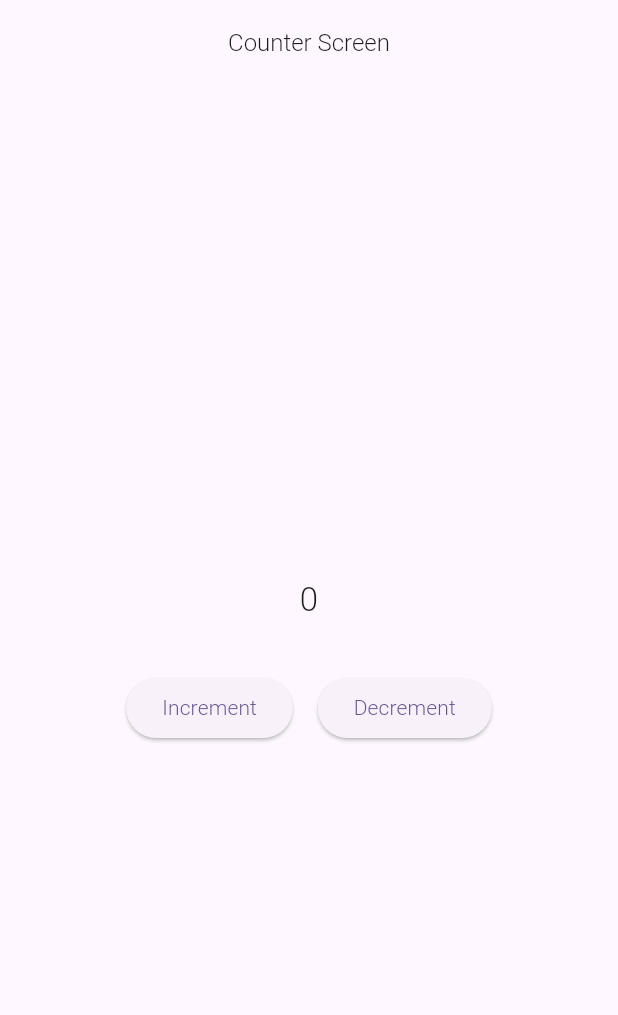
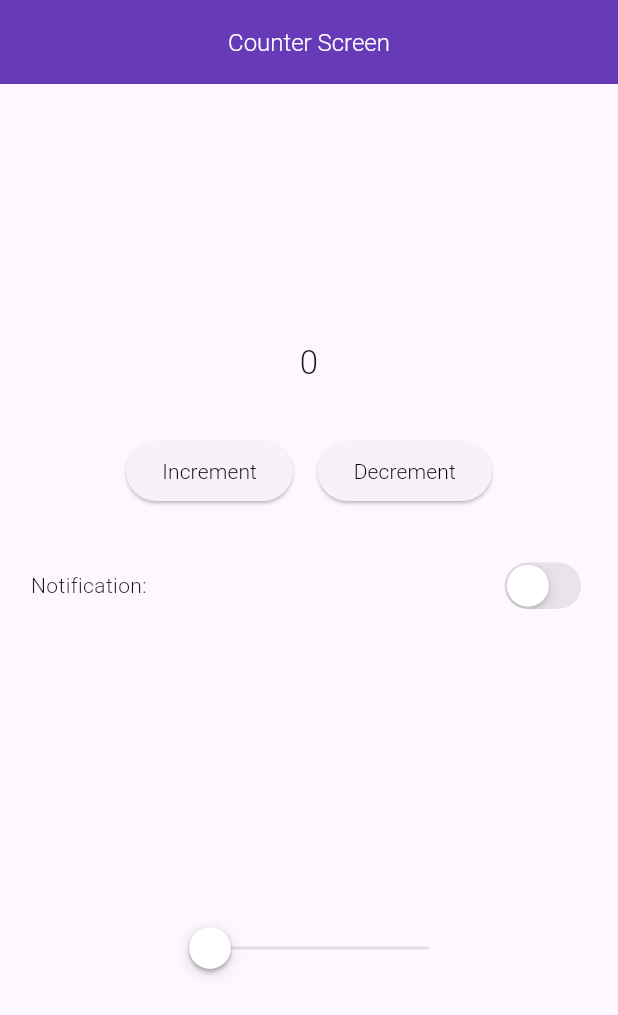
Before and after one commit to AjmianurRahman/Bloc-RoadMap, a Flutter app: the screen it shows after launch, on a phone screen of 412 x 824 dp. Shown: the top 1015 px of the screen. Run offline on Flutter 3.47's test engine with Material 3 defaults, Android fonts, the phone set to English and light mode, and no system bars; our stand-ins replace bloc, equatable, flutter_bloc.

Commit message:
Switch and Slider

```diff
--- /dev/null
+++ b/lib/Bloc/switch bloc/switch_bloc.dart
@@ -0,0 +1,19 @@
+import 'package:bloc/bloc.dart';
+import 'package:block_roadmap/Bloc/switch%20bloc/switch_event.dart';
+import 'package:block_roadmap/Bloc/switch%20bloc/switch_state.dart';
+
+class SwitchBloc extends Bloc<SwitchEvents, SwitchState> {
+  SwitchBloc() : super(SwitchState()) {
+    on<EnableOrDisableNotification>(_enableOrDisableNotification);
+    on<SliderEvent>(_slider);
+  }
+
+  void _enableOrDisableNotification(
+      EnableOrDisableNotification event, Emitter<SwitchState> emit) {
+    emit(state.copyWith(isSwitch: !state.isSwitch));
+  }
+
+  void _slider(SliderEvent event, Emitter<SwitchState> emit) {
+    emit(state.copyWith(slider: event.slider));
+  }
+}
--- /dev/null
+++ b/lib/Bloc/switch bloc/switch_event.dart
@@ -0,0 +1,21 @@
+import 'package:equatable/equatable.dart';
+
+abstract class SwitchEvents extends Equatable{
+
+  const SwitchEvents();
+
+  @override
+  List<Object> get props =>[];
+
+}
+
+class EnableOrDisableNotification extends SwitchEvents{}
+
+class SliderEvent extends SwitchEvents{
+  double slider ;
+
+  SliderEvent({required this.slider});
+
+  @override
+  List<Object> get props => [slider];
+}
--- /dev/null
+++ b/lib/Bloc/switch bloc/switch_state.dart
@@ -0,0 +1,26 @@
+
+
+import 'package:equatable/equatable.dart';
+
+class SwitchState extends Equatable{
+
+  bool isSwitch;
+  double slider;
+
+  SwitchState({
+    this.isSwitch= false,
+    this.slider= 0.0
+  });
+
+ SwitchState copyWith({bool? isSwitch, double? slider}){
+    return SwitchState(
+      isSwitch: isSwitch ?? this.isSwitch,
+      slider: slider ?? this.slider
+    );
+ }
+
+  @override
+  // TODO: implement props
+  List<Object?> get props => [isSwitch, slider];
+
+}
--- a/lib/Ui/counter_screen.dart
+++ b/lib/Ui/counter_screen.dart
@@ -1,7 +1,11 @@
 import 'package:block_roadmap/Bloc/counter/counter_bloc.dart';
 import 'package:block_roadmap/Bloc/counter/counter_event.dart';
 import 'package:block_roadmap/Bloc/counter/counter_state.dart';
+import 'package:block_roadmap/Bloc/switch%20bloc/switch_bloc.dart';
+import 'package:block_roadmap/Bloc/switch%20bloc/switch_event.dart';
+import 'package:block_roadmap/Bloc/switch%20bloc/switch_state.dart';
 import 'package:block_roadmap/Components/text300.dart';
+import 'package:flutter/cupertino.dart';
 import 'package:flutter/material.dart';
 import 'package:flutter_bloc/flutter_bloc.dart';
 
@@ -17,7 +21,12 @@ class _CounterScreenState extends State<CounterScreen> {
   Widget build(BuildContext context) {
     return Scaffold(
       appBar: AppBar(
-        title: Text300(text: 'Counter Screen', fontSize: 16),
+        backgroundColor: Colors.deepPurple,
+        title: Text300(
+          text: 'Counter Screen',
+          fontSize: 16,
+          color: Colors.white,
+        ),
         centerTitle: true,
       ),
       body: Center(
@@ -25,13 +34,11 @@ class _CounterScreenState extends State<CounterScreen> {
           mainAxisAlignment: MainAxisAlignment.center,
           crossAxisAlignment: CrossAxisAlignment.center,
           children: [
-
-
+            //! Start of counter code ui
             //? Bloc Builder rebuilds that widget
             BlocBuilder<CounterBloc, CounterState>(builder: (context, state) {
               return Text300(text: state.counter.toString(), fontSize: 22);
             }),
-
             SizedBox(
               height: MediaQuery.of(context).size.height * 0.04,
             ),
@@ -43,7 +50,11 @@ class _CounterScreenState extends State<CounterScreen> {
                       //? Trigger the increment event.
                       context.read<CounterBloc>().add(IncrementCounter());
                     },
-                    child: const Text300(text: 'Increment', fontSize: 14)),
+                    child: const Text300(
+                      text: 'Increment',
+                      fontSize: 14,
+                      color: Colors.black,
+                    )),
                 SizedBox(
                   width: MediaQuery.of(context).size.width * 0.04,
                 ),
@@ -52,9 +63,55 @@ class _CounterScreenState extends State<CounterScreen> {
                       //? Trigger the decrement event.
                       context.read<CounterBloc>().add(DecrementCounter());
                     },
-                    child: const Text300(text: 'Decrement', fontSize: 14))
+                    child: const Text300(
+                      text: 'Decrement',
+                      fontSize: 14,
+                      color: Colors.black,
+                    ))
               ],
-            )
+            ),
+            //! End of counter code UI
+
+            //! Start of slider and container color UI
+            SizedBox(
+              height: MediaQuery.of(context).size.height * 0.04,
+            ),
+            Padding(
+              padding: EdgeInsets.symmetric(
+                  horizontal: MediaQuery.of(context).size.width * 0.05),
+              child: Row(
+                mainAxisAlignment: MainAxisAlignment.spaceBetween,
+                children: [
+                  Text300(text: 'Notification:', fontSize: 14),
+                  BlocBuilder<SwitchBloc, SwitchState>(
+                      builder: (context, state) {
+                    return CupertinoSwitch(
+                        value: state.isSwitch,
+                        onChanged: (newValue) {
+                          context
+                              .read<SwitchBloc>()
+                              .add(EnableOrDisableNotification());
+                        });
+                  }),
+                ],
+              ),
+            ),
+
+            BlocBuilder<SwitchBloc, SwitchState>(builder: (context, state) {
+              return Container(
+                width: MediaQuery.of(context).size.width * 0.9,
+                height: 200,
+                color: Colors.deepPurple.withOpacity(state.slider),
+              );
+            }),
+
+            BlocBuilder<SwitchBloc, SwitchState>(builder: (context, state) {
+              return CupertinoSlider(
+                  value: state.slider,
+                  onChanged: (value) {
+                    context.read<SwitchBloc>().add(SliderEvent(slider: value));
+                  });
+            }),
           ],
         ),
       ),
--- a/lib/main.dart
+++ b/lib/main.dart
@@ -1,4 +1,5 @@
 import 'package:block_roadmap/Bloc/counter/counter_bloc.dart';
+import 'package:block_roadmap/Bloc/switch%20bloc/switch_bloc.dart';
 import 'package:block_roadmap/Ui/counter_screen.dart';
 import 'package:flutter/material.dart';
 import 'package:flutter_bloc/flutter_bloc.dart';
@@ -13,7 +14,10 @@
   // This widget is the root of your application.
   @override
   Widget build(BuildContext context) {
-    return BlocProvider(create: (_) => CounterBloc(),
+    return BlocProvider(
+      create: (_) => CounterBloc(),
+      child: BlocProvider(
+        create: (context) => SwitchBloc(),
         child: MaterialApp(
           title: 'Flutter Demo',
           theme: ThemeData(
@@ -22,6 +26,7 @@
           ),
           home: const CounterScreen(),
         ),
+      ),
     );
   }
 }
```
Lines whose indentation alone changed are shown as unchanged.
